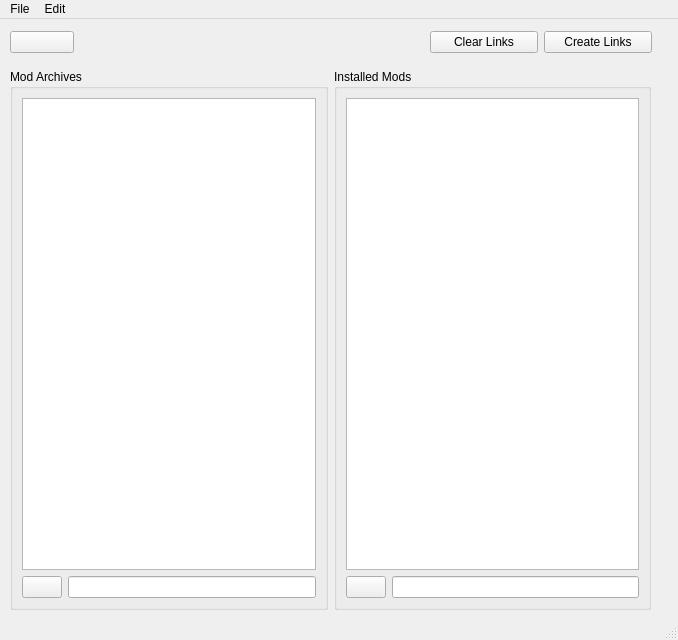
Old version of the form ui/modlink.ui in the repository rcn8397/modlink.
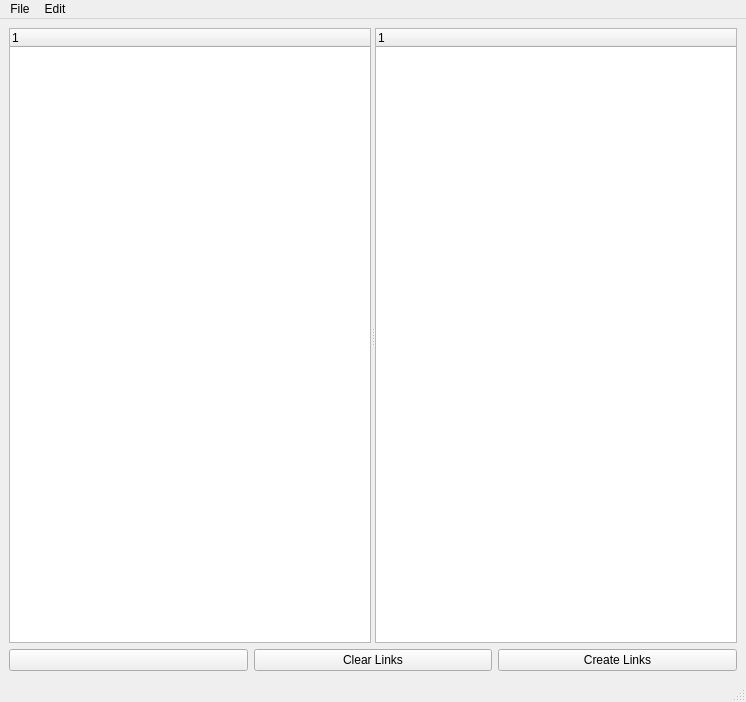
New version of the form. Icons and pictures are not drawn.

Commit message: slider, size, tree view

What changed in the file:
```diff
--- a/ui/modlink.ui
+++ b/ui/modlink.ui
@@ -6,24 +6,61 @@
    <rect>
     <x>0</x>
     <y>0</y>
-    <width>678</width>
-    <height>640</height>
+    <width>746</width>
+    <height>702</height>
    </rect>
   </property>
   <property name="windowTitle">
    <string>MainWindow</string>
   </property>
   <widget class="QWidget" name="centralwidget">
-   <widget class="QWidget" name="layoutWidget">
-    <property name="geometry">
-     <rect>
-      <x>10</x>
-      <y>10</y>
-      <width>64</width>
-      <height>26</height>
-     </rect>
-    </property>
-    <layout class="QGridLayout" name="gridLayout_3">
+   <property name="sizePolicy">
+    <sizepolicy hsizetype="MinimumExpanding" vsizetype="MinimumExpanding">
+     <horstretch>0</horstretch>
+     <verstretch>0</verstretch>
+    </sizepolicy>
+   </property>
+   <layout class="QGridLayout" name="gridLayout_2">
+    <item row="0" column="0">
+     <layout class="QVBoxLayout" name="verticalLayout_4">
+      <item>
+       <widget class="QSplitter" name="splitter">
+        <property name="orientation">
+         <enum>Qt::Horizontal</enum>
+        </property>
+        <widget class="QTreeWidget" name="modArchiveTreeWidget">
+         <property name="sizePolicy">
+          <sizepolicy hsizetype="Expanding" vsizetype="Expanding">
+           <horstretch>0</horstretch>
+           <verstretch>0</verstretch>
+          </sizepolicy>
+         </property>
+         <property name="lineWidth">
+          <number>1</number>
+         </property>
+         <column>
+          <property name="text">
+           <string notr="true">1</string>
+          </property>
+         </column>
+        </widget>
+        <widget class="QTreeWidget" name="modInstallTreeWidget">
+         <property name="sizePolicy">
+          <sizepolicy hsizetype="MinimumExpanding" vsizetype="MinimumExpanding">
+           <horstretch>0</horstretch>
+           <verstretch>0</verstretch>
+          </sizepolicy>
+         </property>
+         <column>
+          <property name="text">
+           <string notr="true">1</string>
+          </property>
+         </column>
+        </widget>
+       </widget>
+      </item>
+      <item>
+       <layout class="QGridLayout" name="gridLayout">
      <item row="0" column="0">
       <widget class="QPushButton" name="refreshButton">
        <property name="text">
@@ -35,91 +72,7 @@
        </property>
       </widget>
      </item>
-    </layout>
-   </widget>
-   <widget class="QWidget" name="layoutWidget">
-    <property name="geometry">
-     <rect>
-      <x>10</x>
-      <y>50</y>
-      <width>641</width>
-      <height>541</height>
-     </rect>
-    </property>
-    <layout class="QHBoxLayout" name="horizontalLayout">
-     <item>
-      <widget class="QGroupBox" name="groupBox">
-       <property name="title">
-        <string>Mod Archives</string>
-       </property>
-       <layout class="QVBoxLayout" name="verticalLayout">
-        <item>
-         <layout class="QGridLayout" name="gridLayout">
-          <item row="0" column="0" colspan="2">
-           <widget class="QTableWidget" name="archiveModstableWidget"/>
-          </item>
-          <item row="1" column="0">
-           <widget class="QPushButton" name="pushButton_2">
-            <property name="text">
-             <string/>
-            </property>
-            <property name="icon">
-             <iconset theme="folder-open">
-              <normaloff>.</normaloff>.</iconset>
-            </property>
-           </widget>
-          </item>
-          <item row="1" column="1">
-           <widget class="QLineEdit" name="modArchivePathEdit"/>
-          </item>
-         </layout>
-        </item>
-       </layout>
-      </widget>
-     </item>
-     <item>
-      <widget class="QGroupBox" name="groupBox_2">
-       <property name="title">
-        <string>Installed Mods</string>
-       </property>
-       <layout class="QVBoxLayout" name="verticalLayout_2">
-        <item>
-         <layout class="QGridLayout" name="gridLayout_2">
-          <item row="0" column="0" colspan="2">
-           <widget class="QTableWidget" name="installedModstableWidget"/>
-          </item>
-          <item row="1" column="0">
-           <widget class="QPushButton" name="pushButton_3">
-            <property name="text">
-             <string/>
-            </property>
-            <property name="icon">
-             <iconset theme="folder-open">
-              <normaloff>.</normaloff>.</iconset>
-            </property>
-           </widget>
-          </item>
-          <item row="1" column="1">
-           <widget class="QLineEdit" name="modFolderPathEdit"/>
-          </item>
-         </layout>
-        </item>
-       </layout>
-      </widget>
-     </item>
-    </layout>
-   </widget>
-   <widget class="QWidget" name="layoutWidget">
-    <property name="geometry">
-     <rect>
-      <x>430</x>
-      <y>10</y>
-      <width>222</width>
-      <height>27</height>
-     </rect>
-    </property>
-    <layout class="QGridLayout" name="gridLayout_4">
-     <item row="0" column="0">
+        <item row="0" column="1">
       <widget class="QPushButton" name="pushButton">
        <property name="text">
         <string>Clear Links</string>
@@ -130,7 +83,7 @@
        </property>
       </widget>
      </item>
-     <item row="0" column="1">
+        <item row="0" column="2">
       <widget class="QPushButton" name="runButton">
        <property name="text">
         <string>Create Links</string>
@@ -142,14 +95,17 @@
       </widget>
      </item>
     </layout>
-   </widget>
+      </item>
+     </layout>
+    </item>
+   </layout>
   </widget>
   <widget class="QMenuBar" name="menubar">
    <property name="geometry">
     <rect>
      <x>0</x>
      <y>0</y>
-     <width>678</width>
+     <width>746</width>
      <height>22</height>
     </rect>
    </property>
```
Left out of the diff: 64 changed lines with no effect on the pictures. Lines whose indentation alone changed are shown as unchanged. The commit also changes 2 other files.
